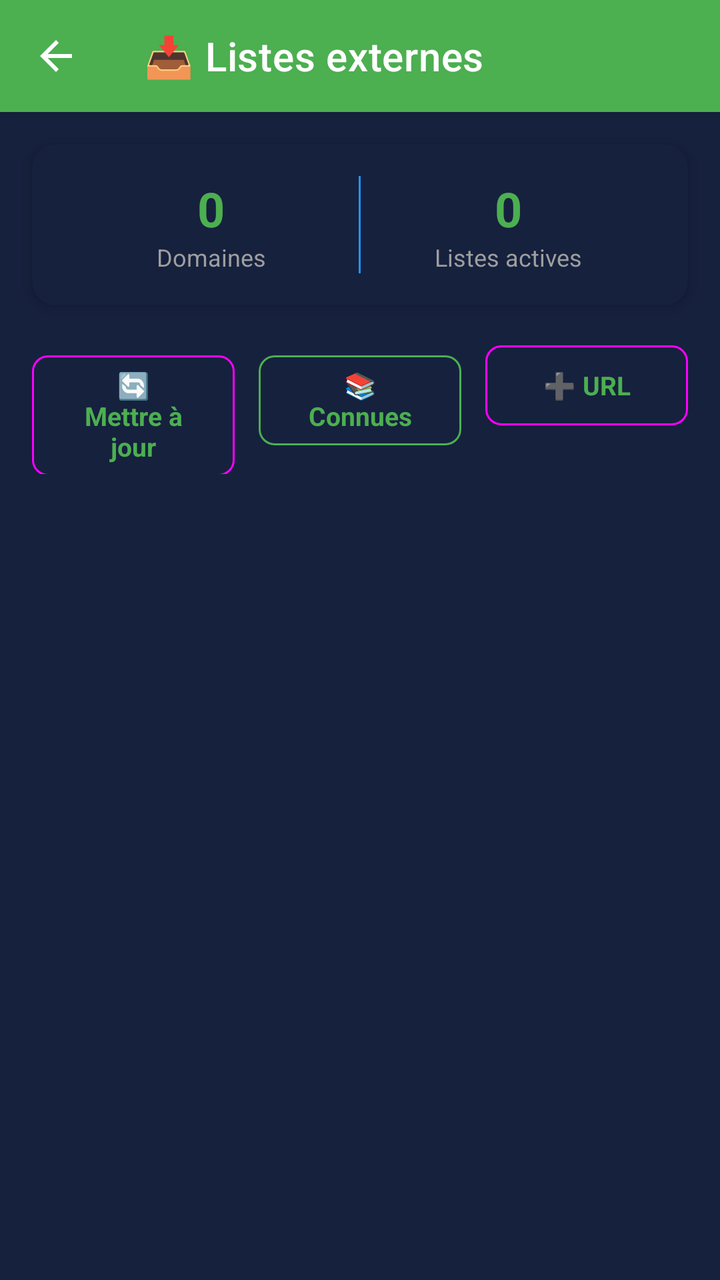
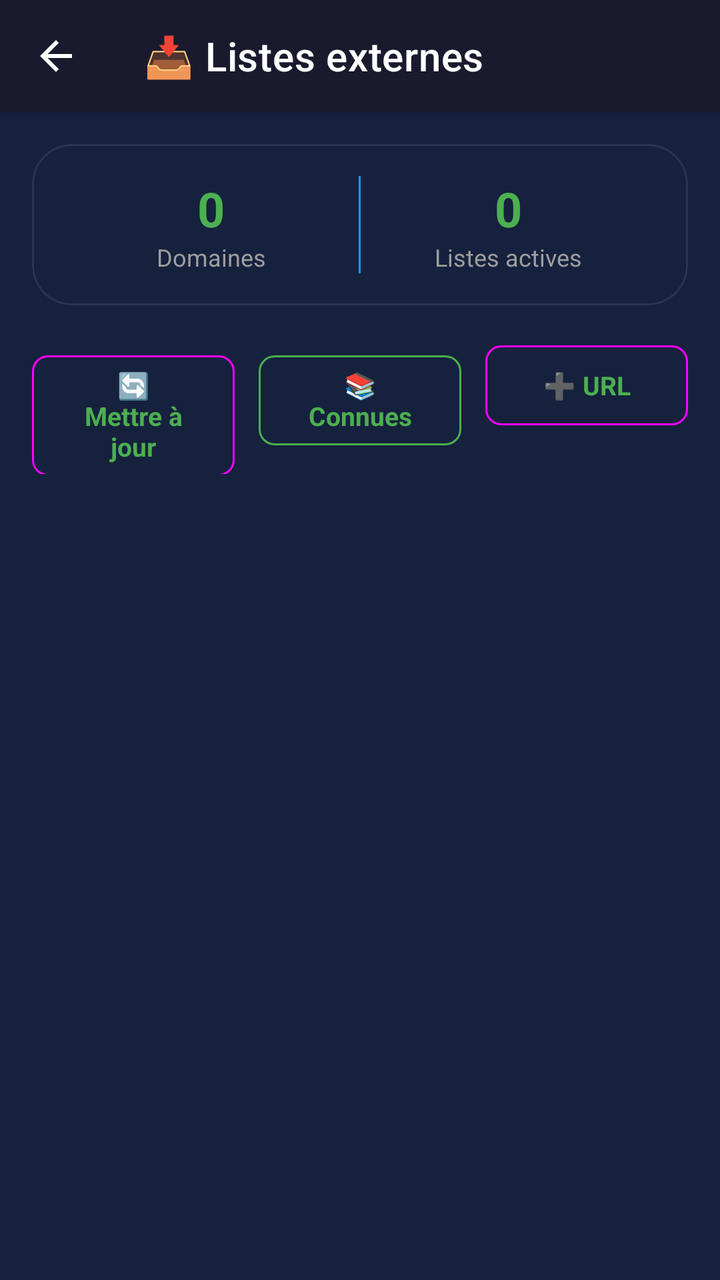

Two renders of the same Android screen: before a commit and after it. Below are the layout's source before the change and the commit's diff.
<!-- AndroidManifest.xml: application theme Theme.DNSphere -->
<!-- res/layout/activity_external_lists.xml -->
<?xml version="1.0" encoding="utf-8"?>
<androidx.coordinatorlayout.widget.CoordinatorLayout
    xmlns:android="http://schemas.android.com/apk/res/android"
    xmlns:app="http://schemas.android.com/apk/res-auto"
    android:layout_width="match_parent"
    android:layout_height="match_parent"
    android:background="@color/card_bg">

    <com.google.android.material.appbar.AppBarLayout
        android:layout_width="match_parent"
        android:layout_height="wrap_content">

        <com.google.android.material.appbar.MaterialToolbar
            android:id="@+id/toolbar"
            android:layout_width="match_parent"
            android:layout_height="?attr/actionBarSize"
            app:title="📥 Listes externes"
            app:navigationIcon="@drawable/ic_back"
            app:titleTextColor="@color/white"
            android:background="@color/primary" />

    </com.google.android.material.appbar.AppBarLayout>

    <LinearLayout
        android:layout_width="match_parent"
        android:layout_height="match_parent"
        android:orientation="vertical"
        app:layout_behavior="@string/appbar_scrolling_view_behavior">

        
        <com.google.android.material.card.MaterialCardView
            android:layout_width="match_parent"
            android:layout_height="wrap_content"
            android:layout_margin="16dp"
            app:cardCornerRadius="12dp"
            app:cardElevation="4dp">

            <LinearLayout
                android:layout_width="match_parent"
                android:layout_height="wrap_content"
                android:orientation="horizontal"
                android:padding="16dp">

                <LinearLayout
                    android:layout_width="0dp"
                    android:layout_height="wrap_content"
                    android:layout_weight="1"
                    android:orientation="vertical"
                    android:gravity="center">

                    <TextView
                        android:id="@+id/tvTotalDomains"
                        android:layout_width="wrap_content"
                        android:layout_height="wrap_content"
                        android:text="0"
                        android:textSize="24sp"
                        android:textStyle="bold"
                        android:textColor="@color/primary" />

                    <TextView
                        android:layout_width="wrap_content"
                        android:layout_height="wrap_content"
                        android:text="Domaines"
                        android:textSize="12sp"
                        android:textColor="@color/gray" />

                </LinearLayout>

                <View
                    android:layout_width="1dp"
                    android:layout_height="match_parent"
                    android:background="@color/blue" />

                <LinearLayout
                    android:layout_width="0dp"
                    android:layout_height="wrap_content"
                    android:layout_weight="1"
                    android:orientation="vertical"
                    android:gravity="center">

                    <TextView
                        android:id="@+id/tvActiveLists"
                        android:layout_width="wrap_content"
                        android:layout_height="wrap_content"
                        android:text="0"
                        android:textSize="24sp"
                        android:textStyle="bold"
                        android:textColor="@color/green" />

                    <TextView
                        android:layout_width="wrap_content"
                        android:layout_height="wrap_content"
                        android:text="Listes actives"
                        android:textSize="12sp"
                        android:textColor="@color/gray" />

                </LinearLayout>

            </LinearLayout>

        </com.google.android.material.card.MaterialCardView>

        
        <LinearLayout
            android:layout_width="match_parent"
            android:layout_height="wrap_content"
            android:orientation="horizontal"
            android:paddingHorizontal="16dp"
            android:paddingBottom="8dp">

            <com.google.android.material.button.MaterialButton
                android:id="@+id/btnUpdateAll"
                style="@style/Widget.Material3.Button.OutlinedButton"
                android:layout_width="0dp"
                android:layout_height="wrap_content"
                android:layout_weight="1"
                android:layout_marginEnd="6dp"
                android:text="🔄 Mettre à jour"
                android:textSize="13sp"
                android:textAllCaps="false"
                android:textStyle="bold"
                app:cornerRadius="8dp" />

            <com.google.android.material.button.MaterialButton
                android:id="@+id/btnAddKnown"
                android:layout_width="0dp"
                android:layout_height="wrap_content"
                android:layout_weight="1"
                android:layout_marginHorizontal="6dp"
                android:text="📚 Connues"
                style="@style/Widget.Material3.Button.OutlinedButton"
                app:cornerRadius="8dp"
                app:strokeColor="@color/green"
                android:textColor="@color/green"
                android:textSize="13sp"
                android:textAllCaps="false"
                android:textStyle="bold" />

            <com.google.android.material.button.MaterialButton
                android:id="@+id/btnAddList"
                android:layout_width="0dp"
                android:layout_height="wrap_content"
                android:layout_weight="1"
                android:layout_marginStart="6dp"
                android:text="➕ URL"
                style="@style/Widget.Material3.Button.OutlinedButton"
                app:cornerRadius="8dp"
                android:textSize="13sp"
                android:textAllCaps="false"
                android:textStyle="bold" />

        </LinearLayout>

        
        <com.google.android.material.progressindicator.LinearProgressIndicator
            android:id="@+id/progressBar"
            android:layout_width="match_parent"
            android:layout_height="wrap_content"
            android:indeterminate="true"
            android:visibility="gone" />

        
        <androidx.recyclerview.widget.RecyclerView
            android:id="@+id/recyclerView"
            android:layout_width="match_parent"
            android:layout_height="0dp"
            android:layout_weight="1"
            android:clipToPadding="false"
            android:paddingBottom="16dp" />

    </LinearLayout>

</androidx.coordinatorlayout.widget.CoordinatorLayout>
<!-- resources referenced by this layout -->
<resources>
  <color name="blue">#2196F3</color>
  <color name="card_bg">#16213E</color>
  <color name="gray">#9E9E9E</color>
  <color name="green">#4CAF50</color>
  <color name="primary">#4CAF50</color>
  <color name="white">#FFFFFF</color>
  <!-- drawable ic_back (drawable) -->
  <?xml version="1.0" encoding="utf-8"?>
  <vector xmlns:android="http://schemas.android.com/apk/res/android"
      android:width="24dp"
      android:height="24dp"
      android:viewportWidth="24"
      android:viewportHeight="24"
      android:tint="#FFFFFF">
      <path
          android:fillColor="#FFFFFF"
          android:pathData="M20,11H7.83l5.59,-5.59L12,4l-8,8 8,8 1.41,-1.41L7.83,13H20v-2z"/>
  </vector>
  <style name="Theme.DNSphere" parent="Theme.MaterialComponents.DayNight.DarkActionBar">
          
          <item name="colorPrimary">@color/green</item>
          <item name="colorPrimaryVariant">@color/dark_bg</item>
          <item name="colorOnPrimary">@android:color/white</item>
  
          <item name="colorSecondary">@color/green</item>
          <item name="colorSecondaryVariant">@color/green</item>
          <item name="colorOnSecondary">@android:color/white</item>
  
          
          <item name="android:windowBackground">@color/dark_bg</item>
          <item name="android:colorBackground">@color/dark_bg</item>
          <item name="colorSurface">@color/card_bg</item>
          <item name="colorOnSurface">@android:color/white</item>
  
          
          <item name="android:statusBarColor">@color/dark_bg</item>
          <item name="android:navigationBarColor">@color/dark_bg</item>
  
          
          <item name="android:textColorPrimary">@android:color/white</item>
          <item name="android:textColorSecondary">@color/gray</item>
  
          
          <item name="colorAccent">@color/green</item>
      </style>
  <color name="dark_bg">#1A1A2E</color>
</resources>

<!-- the commit's change to res/layout/activity_external_lists.xml (unified diff, before → after) -->
@@ -17,7 +17,7 @@
             app:title="📥 Listes externes"
             app:navigationIcon="@drawable/ic_back"
             app:titleTextColor="@color/white"
-            android:background="@color/primary" />
+            android:background="@color/dark_bg" />
 
     </com.google.android.material.appbar.AppBarLayout>
 
@@ -32,8 +32,10 @@
             android:layout_width="match_parent"
             android:layout_height="wrap_content"
             android:layout_margin="16dp"
-            app:cardCornerRadius="12dp"
-            app:cardElevation="4dp">
+            app:cardCornerRadius="20dp"
+            app:cardElevation="0dp"
+                app:strokeColor="@color/card_stroke"
+                app:strokeWidth="1dp">
 
             <LinearLayout
                 android:layout_width="match_parent"
@@ -166,7 +168,7 @@
             android:layout_height="0dp"
             android:layout_weight="1"
             android:clipToPadding="false"
-            android:paddingBottom="16dp" />
+            android:paddingBottom="72dp" />
 
     </LinearLayout>
 
<!-- resource entries referenced after the edit -->
@@ -2,6 +2,7 @@
 <resources>
   <color name="blue">#2196F3</color>
   <color name="card_bg">#16213E</color>
+  <color name="card_stroke">#2A3550</color>
   <color name="gray">#9E9E9E</color>
   <color name="green">#4CAF50</color>
   <color name="primary">#4CAF50</color>
